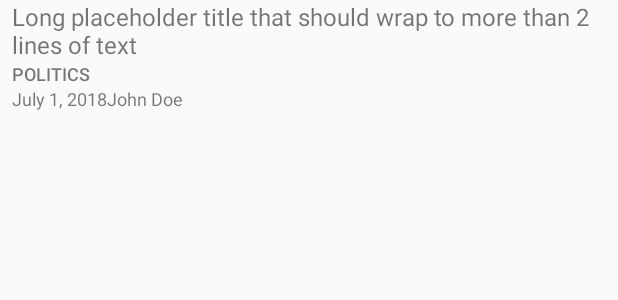
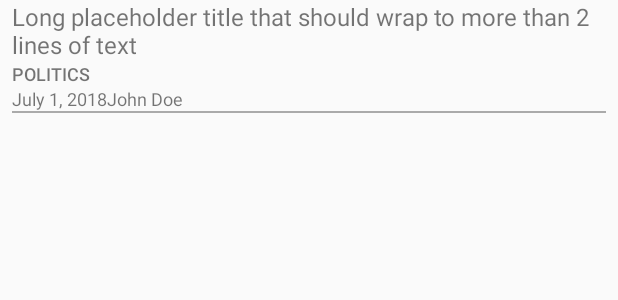
Before and after one commit to chrisabbod/news-app, an Android app: the layout news_list_item.xml on its own in the app's theme, with its tools: preview values and no code run, on a phone screen of 412 x 824 dp. Shown: the top 300 px of the screen. Run offline under Robolectric (Android 15) with nearby library versions, the phone set to English and light mode, and no system bars.

Commit message:
<style>: Add List Item Separator to news_list_item.xml

```diff
--- a/app/src/main/res/layout/news_list_item.xml
+++ b/app/src/main/res/layout/news_list_item.xml
@@ -50,4 +50,9 @@
             tools:text="John Doe" />
 
     </LinearLayout>
+
+    <View
+        android:layout_width="fill_parent"
+        android:layout_height="1dp"
+        android:background="@android:color/darker_gray" />
 </LinearLayout>
```
